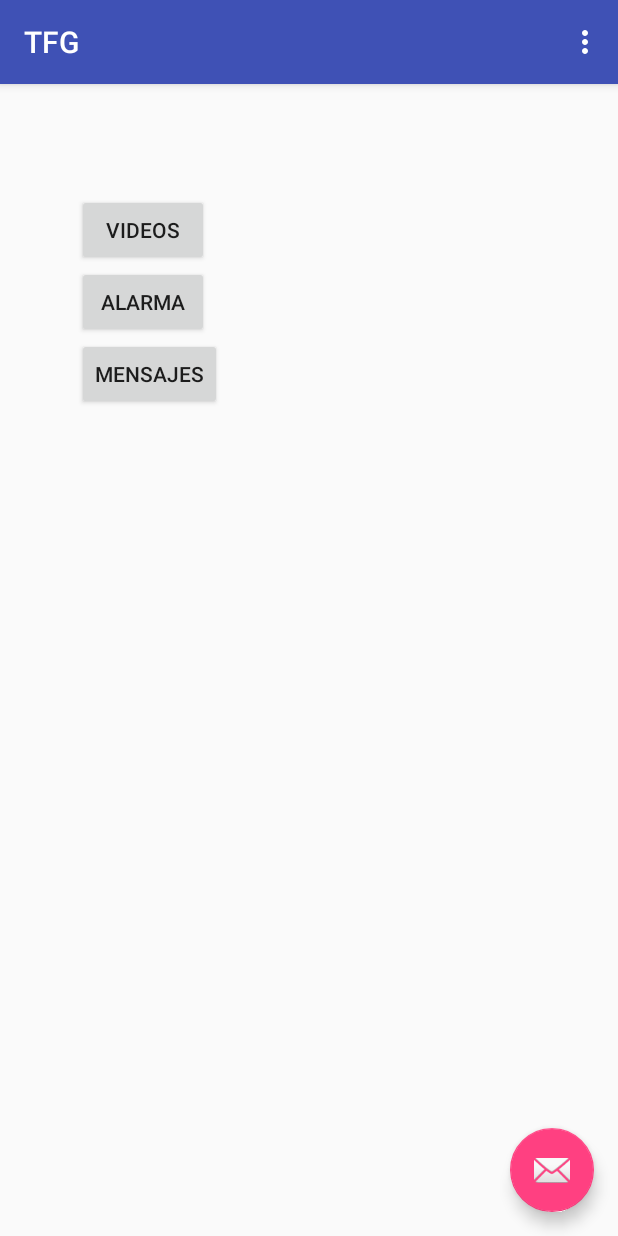
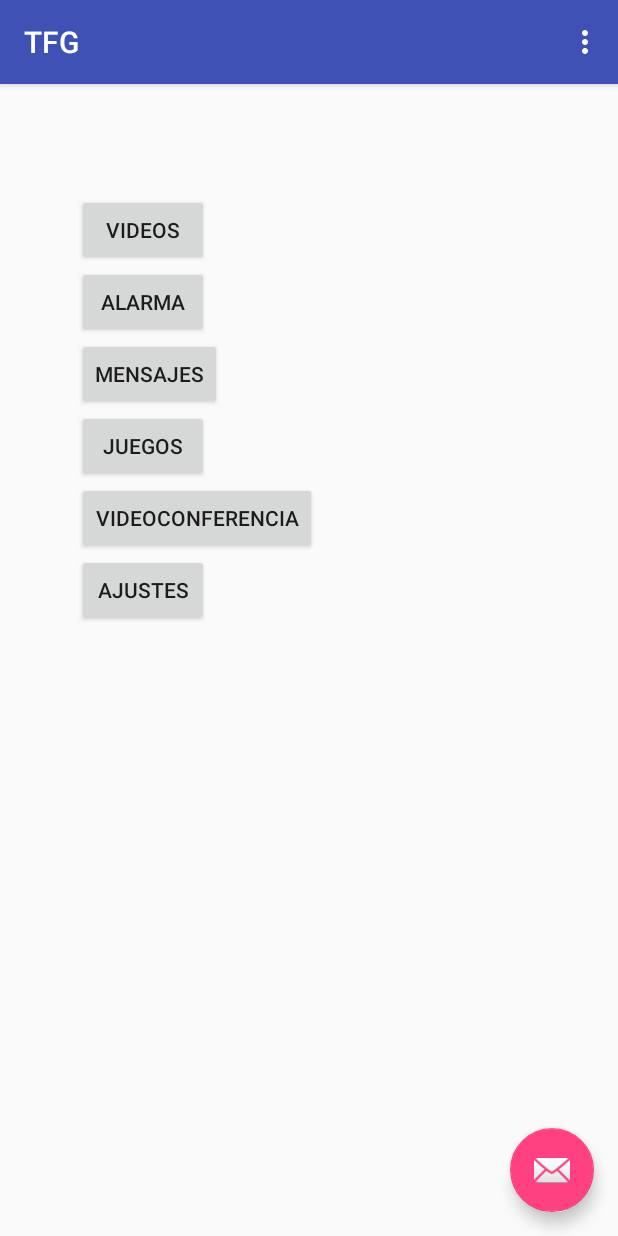
Before and after one commit to alejandro-flocoello/TFG, an Android app: the screen it shows after launch (MainActivity), on a phone screen of 412 x 824 dp. Run offline under Robolectric (Android 15) with nearby library versions, the light colour scheme and no system bars.

Commit message:
Botones y Activities

```diff
--- a/app/src/main/res/layout/content_main.xml
+++ b/app/src/main/res/layout/content_main.xml
@@ -9,7 +9,8 @@
     android:paddingRight="@dimen/activity_horizontal_margin"
     android:paddingTop="@dimen/activity_vertical_margin"
     tools:context="es.upm.ssr.gatv.tfg.MainActivity"
-    tools:showIn="@layout/activity_main">
+    tools:showIn="@layout/activity_main"
+    android:onClick="muestraAjustes">
 
     <Button
         android:layout_width="wrap_content"
@@ -33,10 +34,37 @@
     <Button
         android:layout_width="wrap_content"
         android:layout_height="wrap_content"
-        android:text="@string/Menajes"
+        android:text="@string/Mensajes"
         android:id="@+id/buttonMensajes"
         android:layout_below="@+id/buttonAlarma"
         android:layout_alignStart="@+id/buttonAlarma"
         android:onClick="muestraMensajes" />
 
+    <Button
+        android:layout_width="wrap_content"
+        android:layout_height="wrap_content"
+        android:text="@string/Juegos"
+        android:id="@+id/buttonJuegos"
+        android:layout_below="@+id/buttonMensajes"
+        android:layout_alignStart="@+id/buttonMensajes"
+        android:onClick="muestraJuegos" />
+
+    <Button
+        android:layout_width="wrap_content"
+        android:layout_height="wrap_content"
+        android:text="@string/Videoconferencia"
+        android:id="@+id/buttonVideoconferencia"
+        android:layout_below="@+id/buttonJuegos"
+        android:layout_alignStart="@+id/buttonJuegos"
+        android:onClick="muestraVideoConferencia" />
+
+    <Button
+        android:layout_width="wrap_content"
+        android:layout_height="wrap_content"
+        android:id="@+id/buttonAjustes"
+        android:layout_below="@+id/buttonVideoconferencia"
+        android:layout_alignStart="@+id/buttonVideoconferencia"
+        android:text="@string/Ajustes"
+        android:onClick="muestraAjustes" />
+
 </RelativeLayout>
--- a/app/src/main/res/values/strings.xml
+++ b/app/src/main/res/values/strings.xml
@@ -6,5 +6,11 @@
     <string name="title_activity_mensajes">Mensajes</string>
     <string name="title_activity_alarma">Alarma</string>
     <string name="Alarma">ALARMA</string>
-    <string name="Menajes">MENSAJES</string>
+    <string name="Mensajes">MENSAJES</string>
+    <string name="Juegos">JUEGOS</string>
+    <string name="Videoconferencia">VIDEOCONFERENCIA</string>
+    <string name="title_activity_juegos">Juegos</string>
+    <string name="title_activity_ajustes">Ajustes</string>
+    <string name="title_activity_video_conferencia">VideoConferencia</string>
+    <string name="Ajustes">AJUSTES</string>
 </resources>
```
Also changed, not shown: app/src/main/AndroidManifest.xml (+27 -0 lines), app/src/main/java/es/upm/ssr/gatv/tfg/AjustesActivity.java (added, +32 -0 lines), app/src/main/java/es/upm/ssr/gatv/tfg/JuegosActivity.java (added, +33 -0 lines), app/src/main/java/es/upm/ssr/gatv/tfg/MainActivity.java (+19 -3 lines), app/src/main/java/es/upm/ssr/gatv/tfg/VideoConferenciaActivity.java (added, +33 -0 lines), app/src/main/res/layout/activity_ajustes.xml (added, +34 -0 lines), app/src/main/res/layout/activity_juegos.xml (added, +34 -0 lines), app/src/main/res/layout/activity_video_conferencia.xml (added, +34 -0 lines), app/src/main/res/layout/content_ajustes.xml (added, +15 -0 lines), app/src/main/res/layout/content_juegos.xml (added, +15 -0 lines), app/src/main/res/layout/content_video_conferencia.xml (added, +15 -0 lines).
